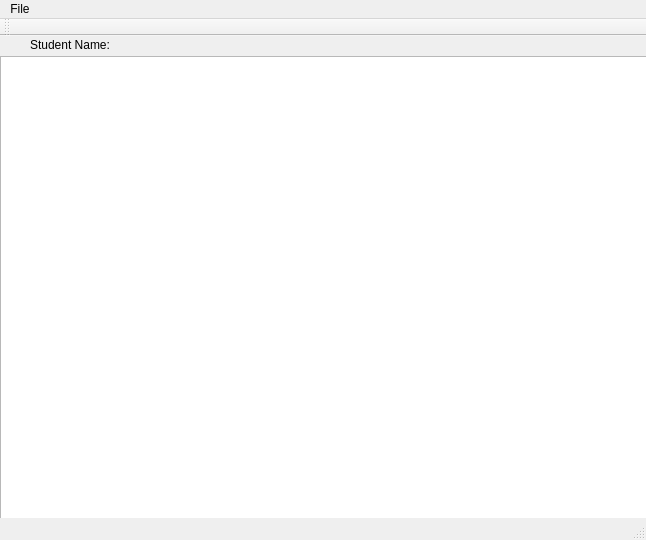
Old version of the form mainwindow.ui in the repository allenh1/KedighCash.
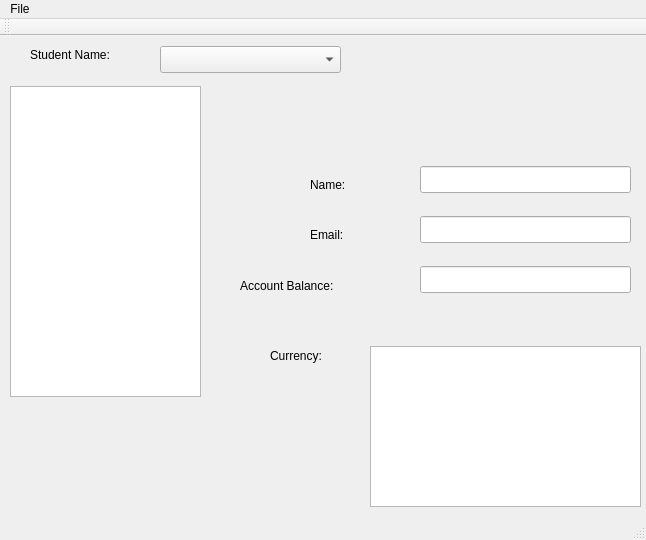
New version of the form.

What changed in the file:
```diff
--- a/mainwindow.ui
+++ b/mainwindow.ui
@@ -18,7 +18,7 @@
     <property name="geometry">
      <rect>
       <x>30</x>
-      <y>0</y>
+      <y>10</y>
       <width>131</width>
       <height>17</height>
      </rect>
@@ -30,13 +30,115 @@
    <widget class="QListWidget" name="fileDisplay">
     <property name="geometry">
      <rect>
-      <x>0</x>
-      <y>20</y>
-      <width>651</width>
-      <height>471</height>
+      <x>10</x>
+      <y>50</y>
+      <width>191</width>
+      <height>311</height>
      </rect>
     </property>
    </widget>
+   <widget class="QComboBox" name="studentSelect">
+    <property name="geometry">
+     <rect>
+      <x>160</x>
+      <y>10</y>
+      <width>181</width>
+      <height>27</height>
+     </rect>
+    </property>
+   </widget>
+   <widget class="QLineEdit" name="name">
+    <property name="geometry">
+     <rect>
+      <x>420</x>
+      <y>130</y>
+      <width>211</width>
+      <height>27</height>
+     </rect>
+    </property>
+   </widget>
+   <widget class="QLabel" name="label_2">
+    <property name="geometry">
+     <rect>
+      <x>310</x>
+      <y>140</y>
+      <width>66</width>
+      <height>17</height>
+     </rect>
+    </property>
+    <property name="text">
+     <string>Name:</string>
+    </property>
+   </widget>
+   <widget class="QLabel" name="label_email">
+    <property name="geometry">
+     <rect>
+      <x>310</x>
+      <y>190</y>
+      <width>66</width>
+      <height>17</height>
+     </rect>
+    </property>
+    <property name="text">
+     <string>Email:</string>
+    </property>
+   </widget>
+   <widget class="QLineEdit" name="email">
+    <property name="geometry">
+     <rect>
+      <x>420</x>
+      <y>180</y>
+      <width>211</width>
+      <height>27</height>
+     </rect>
+    </property>
+   </widget>
+   <widget class="QLabel" name="label_3">
+    <property name="geometry">
+     <rect>
+      <x>240</x>
+      <y>240</y>
+      <width>121</width>
+      <height>20</height>
+     </rect>
+    </property>
+    <property name="text">
+     <string>Account Balance: </string>
+    </property>
+   </widget>
+   <widget class="QLineEdit" name="balance">
+    <property name="geometry">
+     <rect>
+      <x>420</x>
+      <y>230</y>
+      <width>211</width>
+      <height>27</height>
+     </rect>
+    </property>
+   </widget>
+   <widget class="QTextBrowser" name="cashListView">
+    <property name="geometry">
+     <rect>
+      <x>370</x>
+      <y>310</y>
+      <width>271</width>
+      <height>161</height>
+     </rect>
+    </property>
+   </widget>
+   <widget class="QLabel" name="label_4">
+    <property name="geometry">
+     <rect>
+      <x>270</x>
+      <y>310</y>
+      <width>71</width>
+      <height>20</height>
+     </rect>
+    </property>
+    <property name="text">
+     <string>Currency:</string>
+    </property>
+   </widget>
   </widget>
   <widget class="QMenuBar" name="menuBar">
    <property name="geometry">
```
